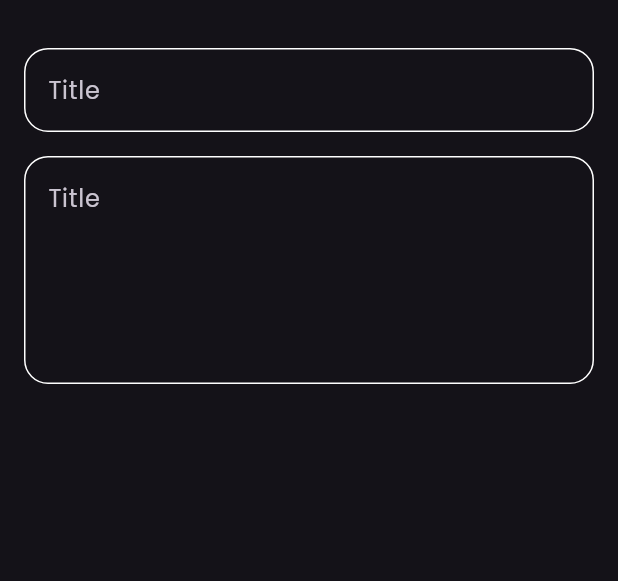
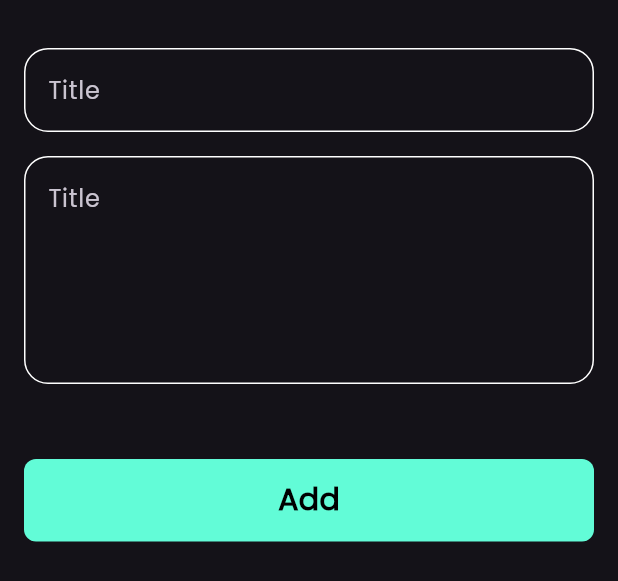
Before and after one commit to OmarHamdi11/Notes-App, a Flutter app: the AddNoteBottomSheet widget shown alone on an empty page, opened directly, on a phone screen of 412 x 824 dp. Shown: the top 581 px of the screen. Run offline on Flutter 3.47's test engine with Material 3 defaults, Android fonts, the phone set to English and light mode, and no system bars.

Commit message:
buttom sheet

```diff
--- a/lib/widgets/add_note_bottom_sheet.dart
+++ b/lib/widgets/add_note_bottom_sheet.dart
@@ -1,4 +1,6 @@
 import 'package:flutter/material.dart';
+import 'package:notesapp/constants.dart';
+import 'package:notesapp/widgets/custom_button.dart';
 import 'package:notesapp/widgets/custom_text_field.dart';
 
 class AddNoteBottomSheet extends StatelessWidget {
@@ -8,6 +10,7 @@ class AddNoteBottomSheet extends StatelessWidget {
   Widget build(BuildContext context) {
     return const Padding(
       padding: EdgeInsets.symmetric(horizontal: 16.0),
+      child: SingleChildScrollView(
         child: Column(
           children: [
             SizedBox(
@@ -22,7 +25,11 @@ class AddNoteBottomSheet extends StatelessWidget {
               title: 'Title',
               maxLines: 5,
             ),
+            SizedBox(height: 50),
+            CustomButton(),
+            SizedBox(height: 30),
           ],
+        ),
       ),
     );
   }
--- /dev/null
+++ b/lib/widgets/custom_button.dart
@@ -0,0 +1,25 @@
+import 'package:flutter/material.dart';
+import 'package:notesapp/constants.dart';
+
+class CustomButton extends StatelessWidget {
+  const CustomButton({super.key});
+
+  @override
+  Widget build(BuildContext context) {
+    return Container(
+      width: MediaQuery.of(context).size.width,
+      height: 55,
+      decoration: BoxDecoration(
+        color: kPrimaryColor,
+        borderRadius: BorderRadius.circular(8),
+      ),
+      child: const Center(
+        child: Text(
+          'Add',
+          style: TextStyle(
+              color: Colors.black, fontSize: 20, fontWeight: FontWeight.bold),
+        ),
+      ),
+    );
+  }
+}
```
Lines whose indentation alone changed are shown as unchanged.
